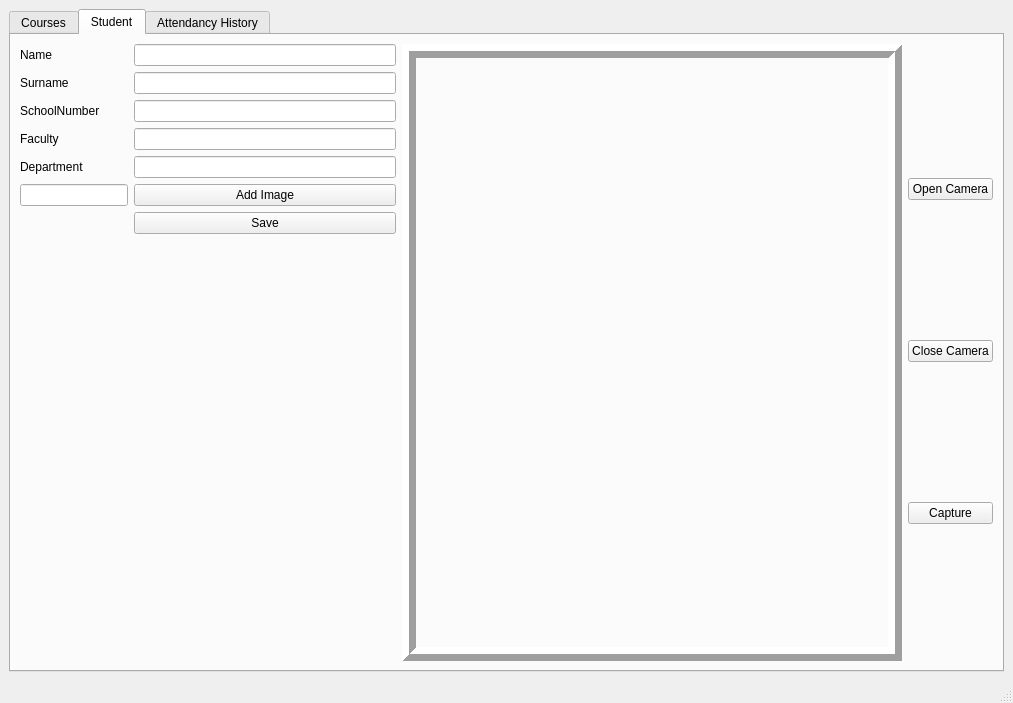
The window that ui/App.ui (fatihsezgin/FaceRecognition) describes before a commit, drawn with Qt 5.
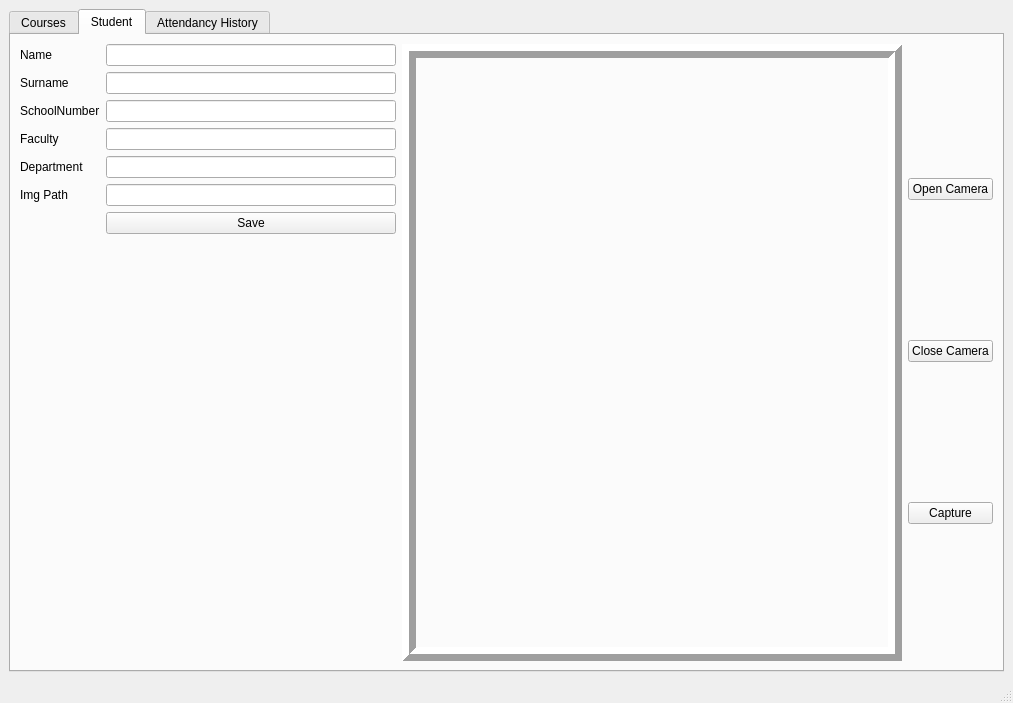
The same window after the commit. The open tabs and pages were chosen to show the change.

Commit message: File dialog option has removed

The edit to the form file:
```diff
--- a/ui/App.ui
+++ b/ui/App.ui
@@ -211,16 +211,6 @@
             <item row="4" column="1">
              <widget class="QLineEdit" name="departmentLineEdit"/>
             </item>
-            <item row="5" column="0">
-             <widget class="QLineEdit" name="imagePathLineEdit"/>
-            </item>
-            <item row="5" column="1">
-             <widget class="QPushButton" name="buttonAddImage">
-              <property name="text">
-               <string>Add Image</string>
-              </property>
-             </widget>
-            </item>
             <item row="6" column="1">
              <widget class="QPushButton" name="buttonDbSave">
               <property name="text">
@@ -235,6 +225,16 @@
               </property>
              </widget>
             </item>
+            <item row="5" column="1">
+             <widget class="QLineEdit" name="imagePathLineEdit"/>
+            </item>
+            <item row="5" column="0">
+             <widget class="QLabel" name="label_4">
+              <property name="text">
+               <string>Img Path</string>
+              </property>
+             </widget>
+            </item>
            </layout>
           </item>
           <item>
```
The commit also changes 1 other file.
